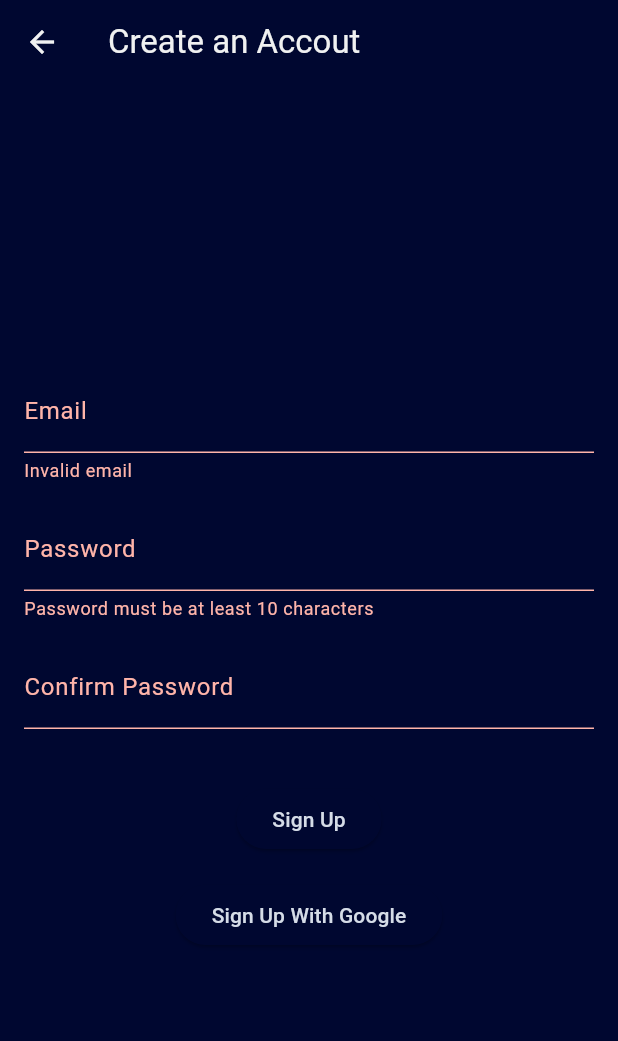
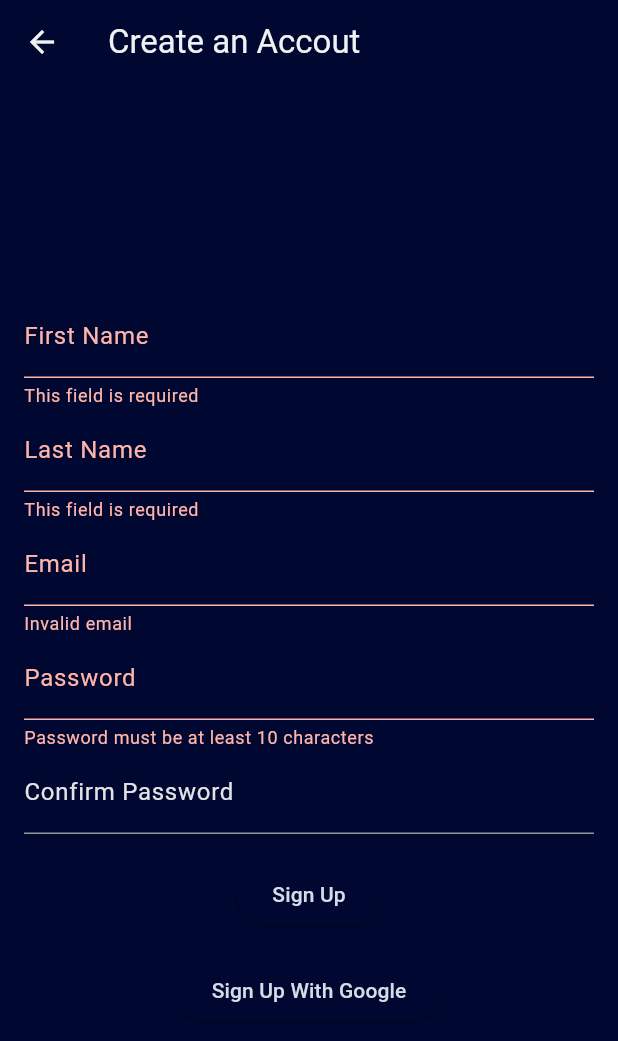
Before and after one commit to WillingDev0812/Blend, a Flutter app: the RegisterPage screen opened directly, after a tap on "Sign Up", on a phone screen of 412 x 824 dp. Shown: the top 1041 px of the screen. Run offline on Flutter 3.47's test engine with Material 3 defaults, Android fonts, the phone set to English and light mode, and no system bars; our stand-ins replace cloud_firestore, curved_navigation_bar, firebase_auth, firebase_core, flex_color_scheme, google_sign_in and 1 more; accounts and stored records are empty; network calls fail.

Commit message:
Registration now creates user and personal workspace in db

```diff
--- a/blend/lib/global_provider.dart
+++ b/blend/lib/global_provider.dart
@@ -1,4 +1,5 @@
 // Flutter
+import 'package:cloud_firestore/cloud_firestore.dart';
 import 'package:flutter/material.dart';
 import 'package:firebase_auth/firebase_auth.dart';
 import 'package:curved_navigation_bar/curved_navigation_bar.dart';
@@ -6,56 +7,19 @@ import 'package:image_picker/image_picker.dart';
 import 'package:flex_color_scheme/flex_color_scheme.dart';
 
 class GlobalProvider with ChangeNotifier {
-  ThemeData lightTheme = FlexThemeData.light(
-    colors: const FlexSchemeColor(
-      primary: Color(0xff004881),
-      primaryContainer: Color(0xffd0e4ff),
-      secondary: Color(0xffac3306),
-      secondaryContainer: Color(0xffffdbcf),
-      tertiary: Color(0xff006875),
-      tertiaryContainer: Color(0xff95f0ff),
-      appBarColor: Color(0xffffdbcf),
-      error: Color(0xffb00020),
-    ),
-    surfaceMode: FlexSurfaceMode.highScaffoldLowSurface,
-    blendLevel: 20,
-    appBarOpacity: 0.95,
-    subThemesData: const FlexSubThemesData(
-      blendOnLevel: 20,
-      blendOnColors: false,
-    ),
-    useMaterial3ErrorColors: true,
-    visualDensity: FlexColorScheme.comfortablePlatformDensity,
-    useMaterial3: true,
-    // To use the playground font, add GoogleFonts package and uncomment
-    // fontFamily: GoogleFonts.notoSans().fontFamily,
-  );
+//  ██████  ██       ██████  ██████   █████  ██
+// ██       ██      ██    ██ ██   ██ ██   ██ ██
+// ██   ███ ██      ██    ██ ██████  ███████ ██
+// ██    ██ ██      ██    ██ ██   ██ ██   ██ ██
+//  ██████  ███████  ██████  ██████  ██   ██ ███████
+  final FirebaseAuth auth = FirebaseAuth.instance;
+  final FirebaseFirestore db = FirebaseFirestore.instance;
 
-  ThemeData darkTheme = FlexThemeData.dark(
-    colors: const FlexSchemeColor(
-      primary: Color.fromARGB(255, 0, 132, 255),
-      primaryContainer: Color.fromARGB(255, 0, 40, 255),
-      secondary: Color.fromARGB(255, 0, 211, 255),
-      secondaryContainer: Color.fromARGB(255, 0, 159, 173),
-      tertiary: Color.fromARGB(255, 134, 210, 225),
-      tertiaryContainer: Color.fromARGB(255, 0, 78, 89),
-      appBarColor: Color.fromARGB(255, 0, 159, 173),
-      error: Color.fromARGB(255, 207, 102, 121),
-    ),
-    surfaceMode: FlexSurfaceMode.highScaffoldLowSurface,
-    blendLevel: 30,
-    appBarStyle: FlexAppBarStyle.background,
-    appBarOpacity: 0.90,
-    subThemesData: const FlexSubThemesData(
-      blendOnLevel: 30,
-    ),
-    useMaterial3ErrorColors: true,
-    visualDensity: FlexColorScheme.comfortablePlatformDensity,
-    useMaterial3: true,
-    // To use the playground font, add GoogleFonts package and uncomment
-    // fontFamily: GoogleFonts.notoSans().fontFamily,
-  );
-
+//  ████████ ██   ██ ███████ ███    ███ ███████
+//     ██    ██   ██ ██      ████  ████ ██
+//     ██    ███████ █████   ██ ████ ██ █████
+//     ██    ██   ██ ██      ██  ██  ██ ██
+//     ██    ██   ██ ███████ ██      ██ ███████
   ThemeData theme = ThemeData(
     colorScheme: ColorScheme(
       brightness: Brightness.dark,
@@ -89,9 +53,11 @@ class GlobalProvider with ChangeNotifier {
     ),
   );
 
-  // ****************************************************** //
-  // ********************* Navigation ********************* //
-  // ****************************************************** //
+// ███    ██  █████  ██    ██ ██  ██████   █████  ████████ ██  ██████  ███    ██
+// ████   ██ ██   ██ ██    ██ ██ ██       ██   ██    ██    ██ ██    ██ ████   ██
+// ██ ██  ██ ███████ ██    ██ ██ ██   ███ ███████    ██    ██ ██    ██ ██ ██  ██
+// ██  ██ ██ ██   ██  ██  ██  ██ ██    ██ ██   ██    ██    ██ ██    ██ ██  ██ ██
+// ██   ████ ██   ██   ████   ██  ██████  ██   ██    ██    ██  ██████  ██   ████
   int navbarIndex = 0;
   GlobalKey<CurvedNavigationBarState> bottomNavigationKey = GlobalKey();
   PageController pageController = PageController();
@@ -116,11 +82,12 @@ class GlobalProvider with ChangeNotifier {
         duration: const Duration(milliseconds: 300), curve: Curves.easeOut);
   }
 
-  // ****************************************************** //
-  // ************************ Auth ************************ //
-  // ****************************************************** //
+//  █████  ██    ██ ████████ ██   ██ ███████ ███    ██ ████████ ██  ██████  █████  ████████ ██  ██████  ███    ██
+// ██   ██ ██    ██    ██    ██   ██ ██      ████   ██    ██    ██ ██      ██   ██    ██    ██ ██    ██ ████   ██
+// ███████ ██    ██    ██    ███████ █████   ██ ██  ██    ██    ██ ██      ███████    ██    ██ ██    ██ ██ ██  ██
+// ██   ██ ██    ██    ██    ██   ██ ██      ██  ██ ██    ██    ██ ██      ██   ██    ██    ██ ██    ██ ██  ██ ██
+// ██   ██  ██████     ██    ██   ██ ███████ ██   ████    ██    ██  ██████ ██   ██    ██    ██  ██████  ██   ████
   var existingEmail = null;
-  final FirebaseAuth auth = FirebaseAuth.instance;
   var authUser = FirebaseAuth.instance.currentUser;
 
   var authStateChanges = FirebaseAuth.instance.authStateChanges().listen(
@@ -145,6 +112,79 @@ class GlobalProvider with ChangeNotifier {
     }
   }
 
+  Future<FirebaseAuthException?> signIn(String email, String password) async {
+    try {
+      await FirebaseAuth.instance.signInWithEmailAndPassword(
+        email: email,
+        password: password,
+      );
+      getAuthUser();
+      return null;
+    } on FirebaseAuthException catch (e) {
+      return e;
+    }
+  }
+
+  Future<FirebaseAuthException?> signUp(
+    String fname,
+    String lname,
+    String email,
+    String password,
+  ) async {
+    try {
+      // Create auth account
+      await FirebaseAuth.instance.createUserWithEmailAndPassword(
+        email: email,
+        password: password,
+      );
+
+      // Reload authUser
+      getAuthUser();
+      authUser!.updateDisplayName(fname + " " + lname);
+
+      // Create personal workspace
+      final workspace = <String, dynamic>{
+        "name": fname + " " + lname + "'s Workspace",
+        "pfp": "https://ui-avatars.com/api/?background=0D8ABC&color=fff&name=" +
+            fname +
+            "+" +
+            lname,
+        "users": [
+          {"user": db.doc('users/' + authUser!.uid), "role": "owner"}
+        ],
+        "instagram": {},
+        "tiktok": {},
+        "youtube": {},
+        "snapchat": {},
+        "x": {},
+        "facebook": {},
+        "linkedin": {},
+      };
+
+      var workspaceDocRef = await db.collection("workspaces").add(workspace);
+
+      final user = <String, dynamic>{
+        "email": email,
+        "fname": fname,
+        "lname": lname,
+        "pfp": "https://ui-avatars.com/api/?background=0D8ABC&color=fff&name=" +
+            fname +
+            "+" +
+            lname,
+        "theme": "default",
+        "customTheme": {},
+        "personalWorkspace": db.doc('workspaces/' + workspaceDocRef.id),
+        "workspaces": [db.doc('workspaces/' + workspaceDocRef.id)],
+      };
+
+      await db.collection("users").doc(authUser!.uid).set(user);
+
+      return null;
+    } on FirebaseAuthException catch (e) {
+      return e;
+    }
+  }
+
   void signOut() async {
     await FirebaseAuth.instance.signOut();
     authUser = null;
@@ -152,9 +192,11 @@ class GlobalProvider with ChangeNotifier {
   }
   // getAuthUser()
 
-  // ****************************************************** //
-  // ********************** Posting *********************** //
-  // ****************************************************** //
+// ██████   ██████  ███████ ████████ ██ ███    ██  ██████
+// ██   ██ ██    ██ ██         ██    ██ ████   ██ ██
+// ██████  ██    ██ ███████    ██    ██ ██ ██  ██ ██   ███
+// ██      ██    ██      ██    ██    ██ ██  ██ ██ ██    ██
+// ██       ██████  ███████    ██    ██ ██   ████  ██████
   Set<String> selectedPlatforms = {};
   var postCaption = "";
   var postMediaPath = "images/lime.png";
--- a/blend/lib/pages/auth/register.dart
+++ b/blend/lib/pages/auth/register.dart
@@ -10,13 +10,17 @@ class RegisterPage extends StatefulWidget {
 }
 
 class _RegisterPageState extends State<RegisterPage> {
+  TextEditingController fnameController = TextEditingController();
+  TextEditingController lnameController = TextEditingController();
   TextEditingController emailController = TextEditingController();
   TextEditingController passwordController = TextEditingController();
   TextEditingController confirmController = TextEditingController();
 
-  String emailErrorText = '';
-  String passwordErrorText = '';
-  String confirmErrorText = '';
+  String? fnameErrorText = null;
+  String? lnameErrorText = null;
+  String? emailErrorText = null;
+  String? passwordErrorText = null;
+  String? confirmErrorText = null;
 
   @override
   void dispose() {
@@ -26,25 +30,56 @@ class _RegisterPageState extends State<RegisterPage> {
     super.dispose();
   }
 
-  bool validate(email, password, confirm) {
+  bool validate(fname, lname, email, password, confirm) {
+    bool isValid = true;
+
+    // Confirm first name is not empty
+    if (fname.isEmpty) {
+      print('First name is empty');
+      setState(() {
+        this.fnameErrorText = 'This field is required';
+        isValid = false;
+      });
+    } else {
+      // Clear first name error text
+      setState(() {
+        this.fnameErrorText = null;
+      });
+    }
+
+    // Confirm last name is not empty
+    if (lname.isEmpty) {
+      print('Last name is empty');
+      setState(() {
+        this.lnameErrorText = 'This field is required';
+        isValid = false;
+      });
+    } else {
+      // Clear last name error text
+      setState(() {
+        this.lnameErrorText = null;
+      });
+    }
+
     // Confirm email is valid
     if (email.contains(RegExp(r'^[\w-\.]+@([\w-]+\.)+[\w-]{2,4}$'))) {
       // Clear email error text
       setState(() {
-        this.emailErrorText = '';
+        this.emailErrorText = null;
       });
     } else {
       print('Invalid email');
       setState(() {
         this.emailErrorText = 'Invalid email';
       });
+      isValid = false;
     }
 
     // Confirm passwords match
     if (password == confirm) {
       // Clear confirm error text
       setState(() {
-        this.confirmErrorText = '';
+        this.confirmErrorText = null;
       });
       // Password length >= 10
       if (password.length >= 10) {
@@ -58,21 +93,22 @@ class _RegisterPageState extends State<RegisterPage> {
               if (password.contains(RegExp(r'[!@#$%^&*(),.?":{}|<>_]'))) {
                 // Clear password error text
                 setState(() {
-                  this.passwordErrorText = '';
+                  this.passwordErrorText = null;
                 });
-                return true;
               } else {
                 print('Password must contain a special character');
                 setState(() {
                   this.passwordErrorText =
                       'Password must contain a special character';
                 });
+                isValid = false;
               }
             } else {
               print('Password must contain a number');
               setState(() {
                 this.passwordErrorText = 'Password must contain a number';
               });
+              isValid = false;
             }
           } else {
             print('Password must contain a lowercase letter');
@@ -80,6 +116,7 @@ class _RegisterPageState extends State<RegisterPage> {
               this.passwordErrorText =
                   'Password must contain a lowercase letter';
             });
+            isValid = false;
           }
         } else {
           print('Password must contain an uppercase letter');
@@ -87,20 +124,23 @@ class _RegisterPageState extends State<RegisterPage> {
             this.passwordErrorText =
                 'Password must contain an uppercase letter';
           });
+          isValid = false;
         }
       } else {
         print('Password must be at least 10 characters');
         setState(() {
           this.passwordErrorText = 'Password must be at least 10 characters';
         });
+        isValid = false;
       }
     } else {
       print('Passwords do not match');
       setState(() {
         this.confirmErrorText = 'Passwords do not match';
       });
+      isValid = false;
     }
-    return false;
+    return isValid;
   }
 
   Future<UserCredential> signInWithGoogle() async {
@@ -139,12 +179,25 @@ class _RegisterPageState extends State<RegisterPage> {
           children: [
             TextField(
               decoration: InputDecoration(
+                labelText: 'First Name',
+                errorText: this.fnameErrorText,
+              ),
+              controller: fnameController,
+            ),
+            TextField(
+              decoration: InputDecoration(
+                labelText: 'Last Name',
+                errorText: this.lnameErrorText,
+              ),
+              controller: lnameController,
+            ),
+            TextField(
+              decoration: InputDecoration(
                 labelText: 'Email',
                 errorText: this.emailErrorText,
               ),
               controller: emailController,
             ),
-            SizedBox(height: 16.0),
             TextField(
               obscureText: true,
               decoration: InputDecoration(
@@ -153,7 +206,6 @@ class _RegisterPageState extends State<RegisterPage> {
               ),
               controller: passwordController,
             ),
-            SizedBox(height: 16.0),
             TextField(
               obscureText: true,
               decoration: InputDecoration(
@@ -165,18 +217,22 @@ class _RegisterPageState extends State<RegisterPage> {
             SizedBox(height: 16.0),
             ElevatedButton(
               onPressed: () async {
-                if (validate(emailController.text, passwordController.text,
-                    confirmController.text)) {
-                  try {
-                    final credential = await FirebaseAuth.instance
-                        .createUserWithEmailAndPassword(
-                      email: emailController.text,
-                      password: passwordController.text,
-                    );
+                if (validate(
+                    fnameController.text.trim(),
+                    lnameController.text.trim(),
+                    emailController.text.trim(),
+                    passwordController.text.trim(),
+                    confirmController.text.trim())) {
+                  FirebaseAuthException? e = await provider.signUp(
+                      fnameController.text.trim(),
+                      lnameController.text.trim(),
+                      emailController.text.trim(),
+                      passwordController.text.trim());
 
-                    provider.getAuthUser();
-                    Navigator.pop(context);
-                  } on FirebaseAuthException catch (e) {
+                  if (e == null) {
+                    Navigator.popUntil(
+                        context, (route) => route.settings.name == '/');
+                  } else {
                     if (e.code == 'weak-password') {
                       print('The password provided is too weak.');
                     } else if (e.code == 'email-already-in-use') {
@@ -184,8 +240,6 @@ class _RegisterPageState extends State<RegisterPage> {
                       // Launch alert dialog
                       _accountAlreadyExists(context, emailController.text);
                     }
-                  } catch (e) {
-                    print(e);
                   }
                 }
               },
```
Also changed, not shown: blend/lib/pages/auth/login.dart (+4 -8 lines).
